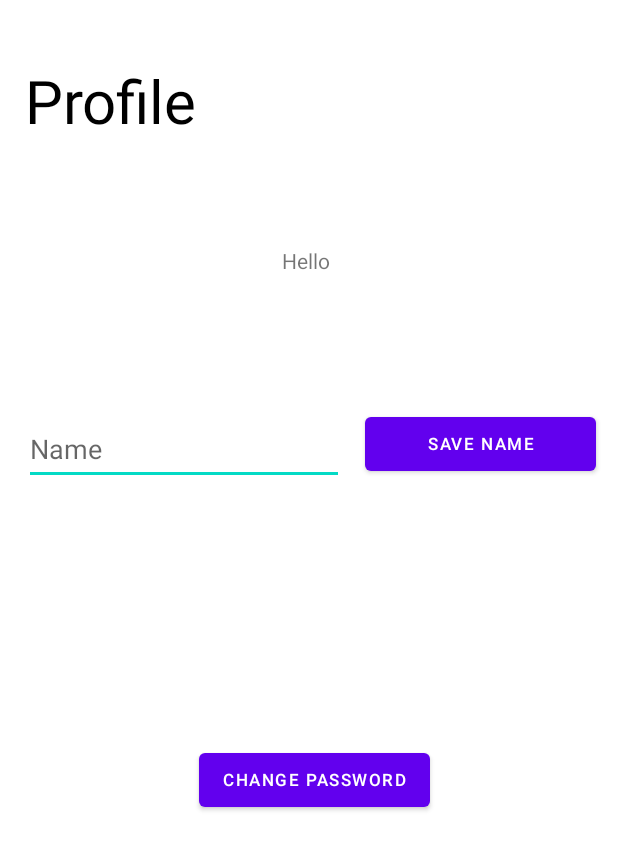
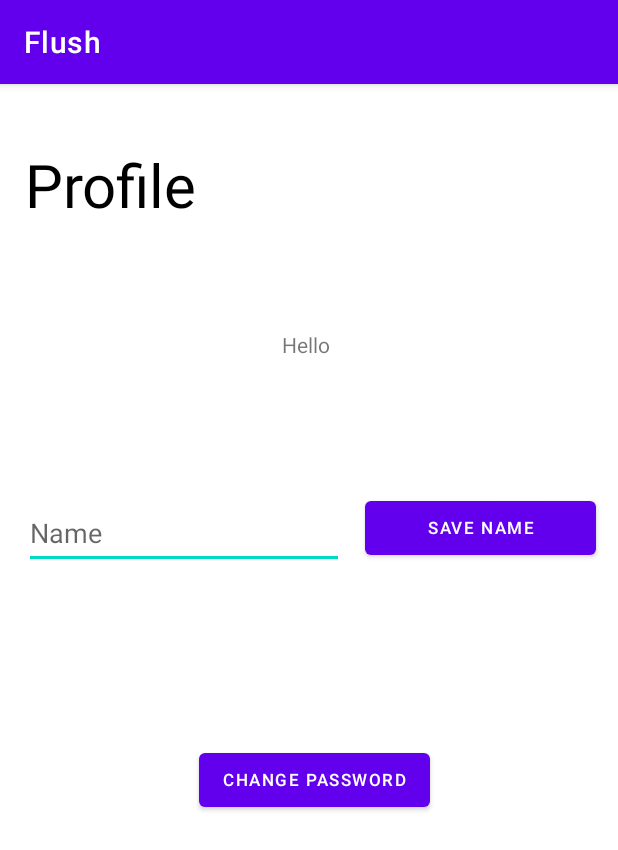
Before and after one commit to DLSUARNOLD/Flush, an Android app: the Homepage screen opened directly, with no data from a screen before it, after a tap on "PROFILE", on a phone screen of 412 x 824 dp. Shown: the top 850 px of the screen. Run offline under Robolectric (Android 15) with nearby library versions, the light colour scheme and no system bars; our stand-ins replace Firebase (no records; nobody signed in at launch, a user with empty details on screens opened directly).

Commit message:
maps WIP part 2

```diff
--- a/app/build.gradle
+++ b/app/build.gradle
@@ -49,6 +49,7 @@ dependencies {
     implementation 'com.google.firebase:firebase-database-ktx:20.0.3'
     implementation 'com.google.android.gms:play-services-maps:18.0.2'
     implementation 'com.google.android.gms:play-services-maps:18.0.2'
+    implementation 'androidx.appcompat:appcompat:1.4.0'
     testImplementation 'junit:junit:'
     androidTestImplementation 'androidx.test.ext:junit:1.1.3'
     androidTestImplementation 'androidx.test.espresso:espresso-core:3.4.0'
--- a/app/src/main/java/com/example/mobdeveapplication/History.kt
+++ b/app/src/main/java/com/example/mobdeveapplication/History.kt
@@ -27,7 +27,6 @@ import com.google.firebase.database.ValueEventListener
 
 private lateinit var binding: HistoryBinding
 private lateinit var auth: FirebaseAuth
-//private var historylist  = ArrayList<Historyobject>()
 class History : AppCompatActivity() {
     private lateinit var Adapter : Adapter
     override fun onCreate(savedInstanceState: Bundle?) {
--- a/app/src/main/java/com/example/mobdeveapplication/Homepage.kt
+++ b/app/src/main/java/com/example/mobdeveapplication/Homepage.kt
@@ -4,17 +4,21 @@ import android.annotation.SuppressLint
 import android.content.Intent
 import android.content.pm.PackageManager
 import android.os.Bundle
-import android.os.SystemClock
 import android.util.Log
+import android.view.Menu
+import android.view.MenuItem
 import android.view.View
+import android.widget.SearchView
 import android.widget.Toast
-
 import androidx.appcompat.app.AppCompatActivity
 import androidx.core.app.ActivityCompat
-import androidx.core.content.ContextCompat
+import androidx.core.view.MenuItemCompat
+import androidx.recyclerview.widget.LinearLayoutManager
 import com.example.mobdeveapplication.databinding.HomepageBinding
+import com.example.mobdeveapplication.datasets.Adapter
 import com.example.mobdeveapplication.datasets.Globals
-import com.google.android.gms.maps.CameraUpdateFactory
+import com.example.mobdeveapplication.datasets.SearchAdapter
+import com.example.mobdeveapplication.datasets.searchobject
 import com.google.android.gms.maps.GoogleMap
 import com.google.android.gms.maps.OnMapReadyCallback
 import com.google.android.gms.maps.SupportMapFragment
@@ -22,22 +26,34 @@ import com.google.android.gms.maps.model.LatLng
 import com.google.android.gms.maps.model.MarkerOptions
 import com.google.firebase.auth.FirebaseAuth
 import com.google.firebase.auth.FirebaseUser
-import kotlin.concurrent.timerTask
+import androidx.annotation.NonNull
+
+import com.google.android.gms.tasks.OnFailureListener
+
+import com.google.firebase.firestore.QueryDocumentSnapshot
+
+import com.google.firebase.firestore.QuerySnapshot
+
+import com.google.android.gms.tasks.OnSuccessListener
+
+
+
 
 
 private lateinit var binding: HomepageBinding
+
+lateinit var mapFragment: SupportMapFragment
+lateinit var googleMap : GoogleMap
 class Homepage : AppCompatActivity() {
     private lateinit var auth: FirebaseAuth
-    lateinit var mapFragment: SupportMapFragment
-    lateinit var googleMap : GoogleMap
+    private lateinit var Adapter : SearchAdapter
     @SuppressLint("SetTextI18n")
+
     override fun onCreate(savedInstanceState: Bundle?) {
         super.onCreate(savedInstanceState)
-        val universal = Globals()
-        auth = universal.auth
+        auth = Globals().auth
         binding = HomepageBinding.inflate(layoutInflater)
         setContentView(binding.root)
-        binding.textViewWelcome.text = "Welcome ${auth.currentUser?.displayName}"
         binding.profileBtn.setOnClickListener {
             val profileintent = Intent(this, Profile::class.java)
             startActivity(profileintent)
@@ -70,6 +86,64 @@ class Homepage : AppCompatActivity() {
             return@OnMapReadyCallback
         })
     }
+
+
+
+
+
+
+    override fun onCreateOptionsMenu(menu: Menu?): Boolean {
+        menuInflater.inflate(R.menu.menu_main,menu)
+        val itemz = menu?.findItem(R.id.cloud_search)
+        val searchview = MenuItemCompat.getActionView(itemz) as SearchView
+        searchview.setOnCloseListener {
+            binding.searchResults.visibility = View.INVISIBLE
+            false
+        }
+        searchview.setOnQueryTextListener(object : SearchView.OnQueryTextListener{
+            override fun onQueryTextSubmit(query: String?): Boolean {
+                binding.searchResults.layoutManager = LinearLayoutManager(applicationContext,LinearLayoutManager.VERTICAL,false)
+                binding.searchResults.adapter = Adapter
+                return false
+            }
+
+            override fun onQueryTextChange(newText: String?): Boolean {
+                val db = Globals().db
+                binding.searchResults.visibility = View.VISIBLE
+                val arrayrecycler  = ArrayList<searchobject>()
+                db.collection("Establishments").whereEqualTo("Name",newText!!).get().addOnSuccessListener{ documents ->
+                    Log.i("panalo", documents.size().toString())
+                    for (document in documents)
+                    {
+                        arrayrecycler.add(searchobject(document.data["Name"].toString()))
+                        Log.i("panalo",document.data["Name"].toString())
+                    }
+                }.addOnFailureListener{ e ->
+                        // do something with e (aka error)
+                    }
+                Adapter = SearchAdapter(applicationContext,arrayrecycler)
+                binding.searchResults.layoutManager = LinearLayoutManager(applicationContext,LinearLayoutManager.VERTICAL,false)
+                binding.searchResults.adapter = Adapter
+                return false
+            }
+        })
+        return super.onCreateOptionsMenu(menu)
+    }
+    /*fun searchData(input : String){
+        val db = Globals().db
+        db.collection("Establishments").whereEqualTo("Name",input).get().addOnCompleteListener { document ->
+            Toast.makeText(applicationContext, "value is $document", Toast.LENGTH_LONG).show()
+        }.addOnFailureListener {
+            Toast.makeText(applicationContext, "failure result", Toast.LENGTH_LONG).show()
+        }
+    }*/
+
+    override fun onOptionsItemSelected(item: MenuItem): Boolean {
+        if(item.itemId == R.id.action_settings){
+            Toast.makeText(this,"Settings",Toast.LENGTH_SHORT).show()
+        }
+        return super.onOptionsItemSelected(item)
+    }
     private fun updateUI(currentUser: FirebaseUser?) {
         if(currentUser !=null){
             val intent = Intent(this, Homepage::class.java)
--- a/app/src/main/java/com/example/mobdeveapplication/datasets/UserC.kt
+++ b/app/src/main/java/com/example/mobdeveapplication/datasets/searchobject.kt
@@ -1,3 +1,3 @@
 package com.example.mobdeveapplication.datasets
 
-class UserC(val name:String,val email: String)
+data class searchobject(val name:String)
--- /dev/null
+++ b/app/src/main/res/menu/menu_main.xml
@@ -0,0 +1,15 @@
+<?xml version="1.0" encoding="utf-8"?>
+<menu xmlns:android="http://schemas.android.com/apk/res/android"
+    xmlns:app="http://schemas.android.com/apk/res-auto">
+    <item
+        android:id="@+id/cloud_search"
+        android:title="Search"
+        android:icon="@android:drawable/ic_menu_search"
+        app:showAsAction="always"
+        app:actionViewClass="android.widget.SearchView"
+        />
+
+    <item
+        android:id="@+id/action_settings"
+        android:title="Settings"/>
+</menu>
--- a/app/src/main/res/values-night/themes.xml
+++ b/app/src/main/res/values-night/themes.xml
@@ -1,6 +1,6 @@
 <resources xmlns:tools="http://schemas.android.com/tools">
     <!-- Base application theme. -->
-    <style name="Theme.MOBDEVEAPPLICATION" parent="Theme.MaterialComponents.DayNight.NoActionBar">
+    <style name="Theme.MOBDEVEAPPLICATION" parent="Theme.MaterialComponents.DayNight.DarkActionBar">
         <!-- Primary brand color. -->
         <item name="colorPrimary">@color/purple_200</item>
         <item name="colorPrimaryVariant">@color/purple_700</item>
--- a/app/src/main/res/values/themes.xml
+++ b/app/src/main/res/values/themes.xml
@@ -1,6 +1,6 @@
 <resources xmlns:tools="http://schemas.android.com/tools">
     <!-- Base application theme. -->
-    <style name="Theme.MOBDEVEAPPLICATION" parent="Theme.MaterialComponents.DayNight.NoActionBar">
+    <style name="Theme.MOBDEVEAPPLICATION" parent="Theme.MaterialComponents.DayNight.DarkActionBar">
         <!-- Primary brand color. -->
         <item name="colorPrimary">@color/purple_500</item>
         <item name="colorPrimaryVariant">@color/purple_700</item>
```
Also changed, not shown: app/src/main/java/com/example/mobdeveapplication/Registerform.kt (+1 -11 lines), app/src/main/java/com/example/mobdeveapplication/datasets/Adapter.kt (+1 -8 lines), app/src/main/java/com/example/mobdeveapplication/datasets/SearchAdapter.kt (added, +31 -0 lines), app/src/main/res/drawable/custom_background.xml (added, +14 -0 lines), app/src/main/res/layout/homepage.xml (+24 -16 lines), app/src/main/res/layout/searchitem.xml (added, +28 -0 lines).
